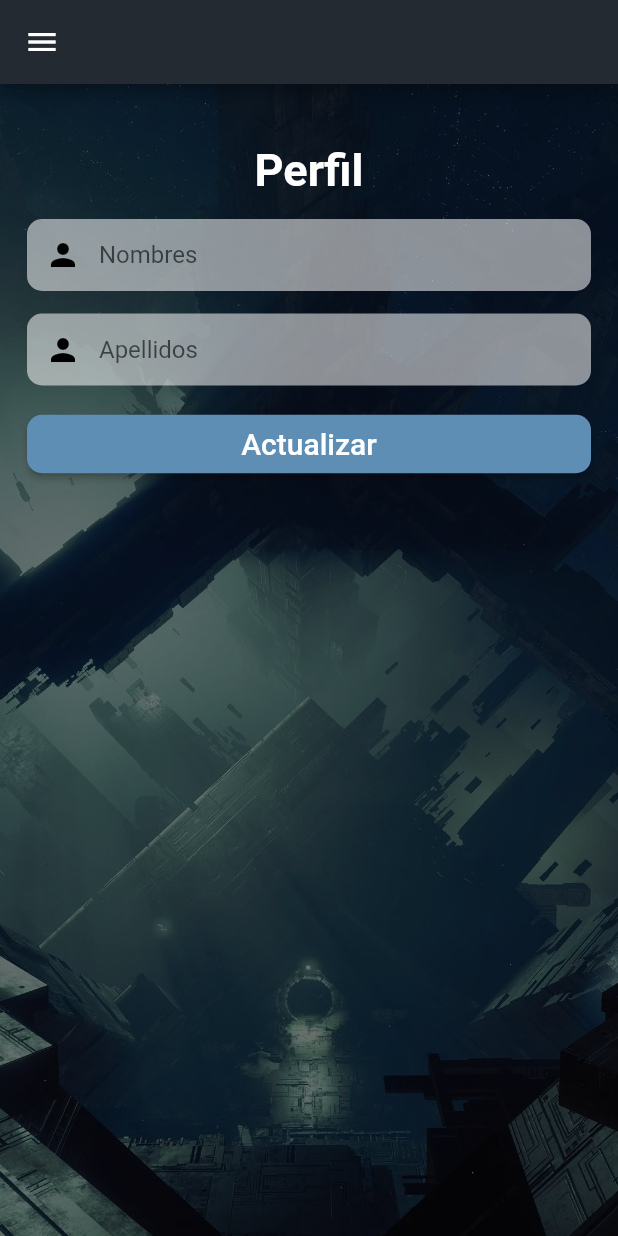
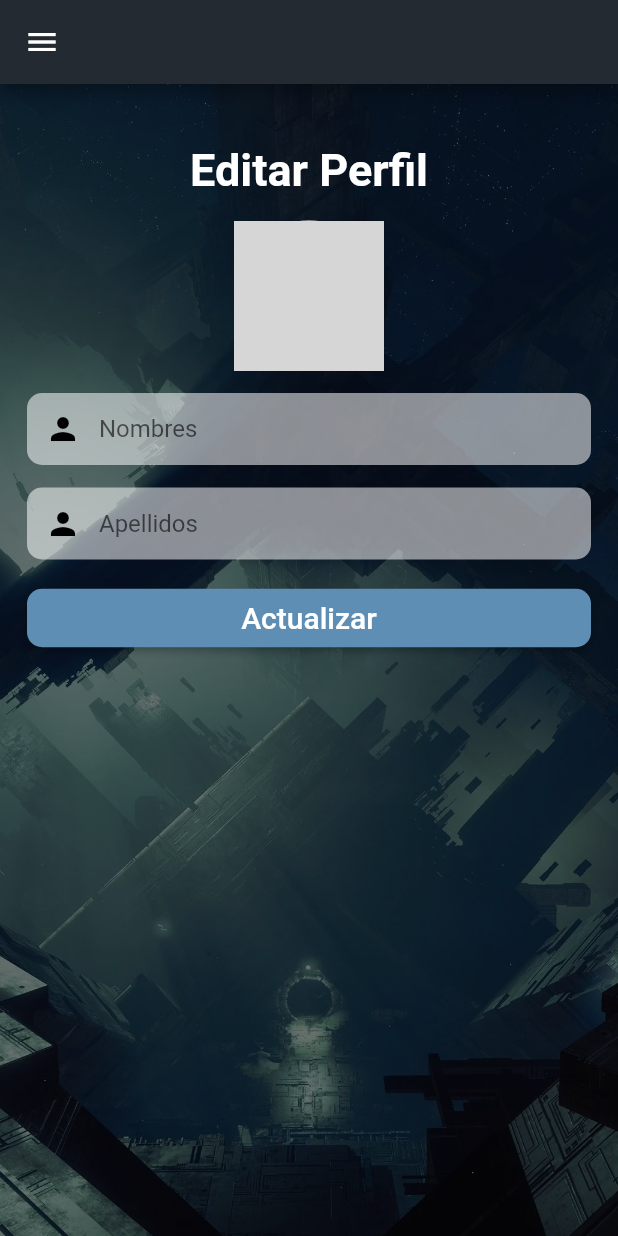
Before and after one commit to ronnygomezp21/ecuafilms, a Flutter app: the PerfilUsuario screen opened by its route, on a phone screen of 412 x 824 dp. Run offline on Flutter 3.47's test engine with Material 2 defaults, Android fonts, the phone set to English and light mode, and no system bars; our stand-ins replace another_flushbar, carousel_slider, cloud_firestore, firebase_auth, firebase_core, flutter_native_splash; accounts and stored records are empty; network calls fail; grey boxes are pictures that could not be loaded.

Commit message:
moficiaciones, imagen de perfil.

```diff
--- a/lib/controllers/perfil_controller.dart
+++ b/lib/controllers/perfil_controller.dart
@@ -1,4 +1,7 @@
+import 'dart:convert';
+
 import 'package:cloud_firestore/cloud_firestore.dart';
+import 'package:crypto/crypto.dart';
 import 'package:ecuafilms/models/usuario_model.dart';
 import 'package:flutter/material.dart';
 import 'package:another_flushbar/flushbar.dart';
@@ -57,4 +60,11 @@ class Perfil {
       return Usuario(firebaseId: '', nombres: '', apellidos: '');
     }
   }
+
+  String imagenHash(String correo) {
+    correo = correo.trim();
+    correo = correo.toLowerCase();
+    String hash = md5.convert(utf8.encode(correo)).toString();
+    return hash;
+  }
 }
--- a/lib/views/detalle_pelicula_screen.dart
+++ b/lib/views/detalle_pelicula_screen.dart
@@ -31,8 +31,7 @@ class _Detalle extends State<DetallePelicula> {
     return Scaffold(
       floatingActionButton: FloatingActionButton(
         onPressed: () {
-          Navigator.push(
-              context, MaterialPageRoute(builder: (context) => const Home()));
+          Navigator.pop(context);
         },
         backgroundColor: const Color.fromRGBO(255, 255, 255, 0.863),
         heroTag: FloatingActionButtonLocation.endDocked,
--- a/lib/views/perfi_usuario_screen.dart
+++ b/lib/views/perfi_usuario_screen.dart
@@ -17,6 +17,7 @@ class _PerfilUsuario extends State<PerfilUsuario> {
   final txtnombres = TextEditingController();
   final txtapellidos = TextEditingController();
   String? userId = FirebaseAuth.instance.currentUser!.uid;
+  String? correo = FirebaseAuth.instance.currentUser!.email!;
 
   @override
   void initState() {
@@ -32,6 +33,8 @@ class _PerfilUsuario extends State<PerfilUsuario> {
 
   @override
   Widget build(BuildContext context) {
+    String hash = datosPerfil.imagenHash(correo!);
+
     return Scaffold(
       appBar: AppBar(
         actions: const <Widget>[],
@@ -57,7 +60,9 @@ class _PerfilUsuario extends State<PerfilUsuario> {
               key: formKey,
               child: Column(
                 children: [
-                  text('Perfil'),
+                  text('Editar Perfil'),
+                  espacio(16),
+                  imagenPerfil(hash),
                   espacio(15),
                   textFormField('Nombres', txtnombres, TextInputType.text,
                       Icons.person, 'Nombres'),
@@ -73,14 +78,39 @@ class _PerfilUsuario extends State<PerfilUsuario> {
     );
   }
 
+  Widget imagenPerfil(String hash) {
+    return Container(
+      alignment: Alignment.center,
+      width: 100,
+      height: 100,
+      decoration: BoxDecoration(
+        color: Colors.white,
+        shape: BoxShape.circle,
+        image: DecorationImage(
+          image: NetworkImage(
+              'https://www.gravatar.com/avatar/$hash?d=robohash&f=y&s=200'),
+          fit: BoxFit.fill,
+        ),
+      ),
+    );
+  }
+
   Widget espacio(double alto) {
     return SizedBox(height: alto);
   }
 
   Widget text(String registro) {
-    return Text(registro,
-        style: const TextStyle(
-            color: Colors.white, fontSize: 30, fontWeight: FontWeight.bold));
+    return SizedBox(
+      width: MediaQuery.of(context).size.width,
+      child: Align(
+        alignment: Alignment.center,
+        child: Text(registro,
+            style: const TextStyle(
+                color: Colors.white,
+                fontSize: 30,
+                fontWeight: FontWeight.bold)),
+      ),
+    );
   }
 
   Widget textFormField(String texto, TextEditingController controller,
--- a/lib/widgets/menu_pelicula_screen.dart
+++ b/lib/widgets/menu_pelicula_screen.dart
@@ -1,3 +1,6 @@
+import 'dart:convert';
+import 'package:crypto/crypto.dart';
+import 'package:ecuafilms/controllers/perfil_controller.dart';
 import 'package:ecuafilms/main.dart';
 import 'package:ecuafilms/views/home_screen.dart';
 import 'package:ecuafilms/views/perfi_usuario_screen.dart';
@@ -13,7 +16,9 @@ class MenuPelicula extends StatefulWidget {
 }
 
 class _Menu extends State<MenuPelicula> {
+  final Perfil datosPerfil = Perfil();
   final User? userFirebase = FirebaseAuth.instance.currentUser;
+  String? correo = FirebaseAuth.instance.currentUser!.email!;
 
   @override
   void initState() {
@@ -23,6 +28,8 @@ class _Menu extends State<MenuPelicula> {
 
   @override
   Widget build(BuildContext context) {
+    String hash = datosPerfil.imagenHash(correo!);
+
     return Drawer(
       child: ListView(
         padding: EdgeInsets.zero,
@@ -30,7 +37,7 @@ class _Menu extends State<MenuPelicula> {
           UserAccountsDrawerHeader(
             decoration: const BoxDecoration(color: Color(0xFF242A32)),
             accountName: const Text(
-              'Bienvenido',
+              '¡Bienvenido!',
               style: TextStyle(
                 fontWeight: FontWeight.bold,
               ),
@@ -41,7 +48,11 @@ class _Menu extends State<MenuPelicula> {
                 fontWeight: FontWeight.bold,
               ),
             ),
-            currentAccountPicture: const FlutterLogo(),
+            currentAccountPicture: CircleAvatar(
+              backgroundColor: Colors.white,
+              backgroundImage: NetworkImage(
+                  'https://www.gravatar.com/avatar/$hash?d=robohash&f=y&s=200'),
+            ),
           ),
           drawerItem(
               icon: Icons.movie,
--- a/pubspec.yaml
+++ b/pubspec.yaml
@@ -22,6 +22,7 @@ dependencies:
   flutter_fadein: ^2.0.0
   flutter_native_splash: ^2.2.17
   another_flushbar: ^1.12.29
+  crypto: ^3.0.2
 
 dev_dependencies:
   flutter_test:
```
Also changed, not shown: pubspec.lock.
